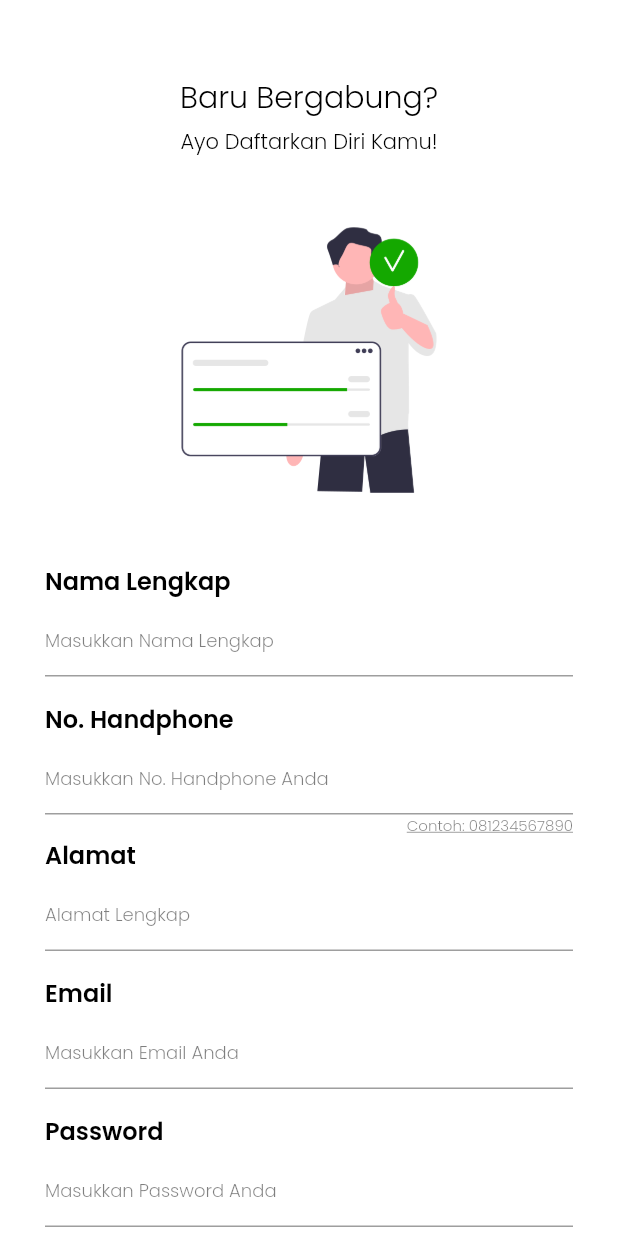
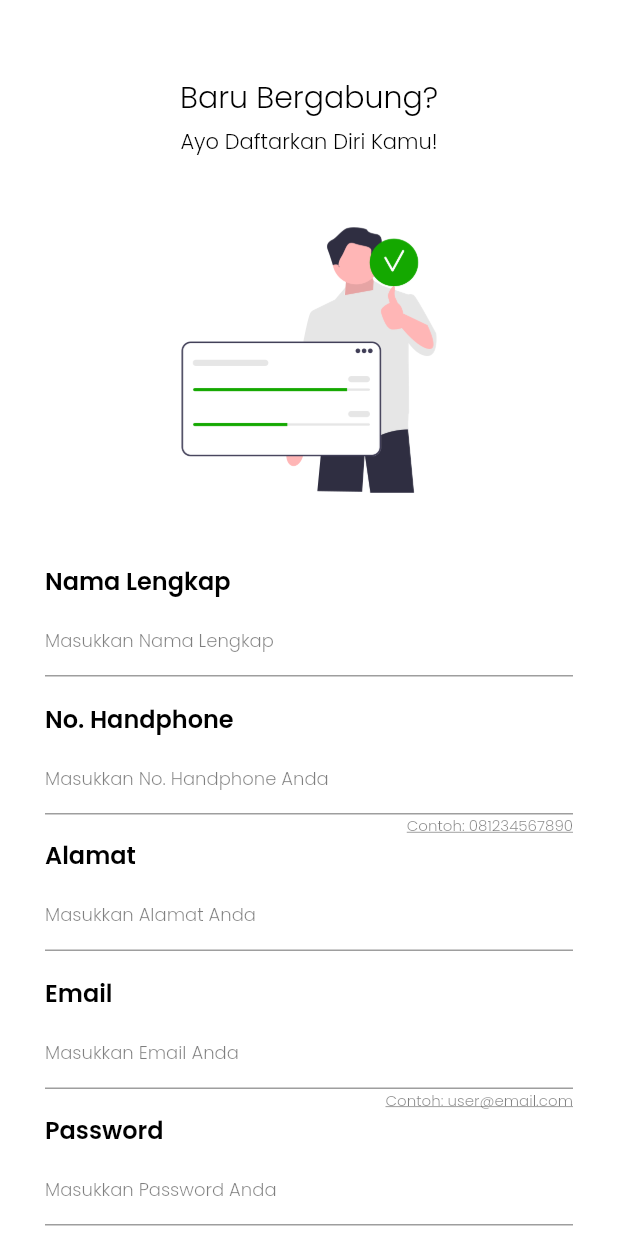
Before and after one commit to HarunNurahman/ghawe, a Flutter app: the SignUpPage screen opened by its route, on a phone screen of 412 x 824 dp. Run offline on Flutter 3.47's test engine with Material 2 defaults, Android fonts, the phone set to English and light mode, and no system bars; our stand-ins replace bloc, cloud_firestore, equatable, firebase_auth, firebase_core, flutter_bloc and 3 more; accounts and stored records are empty.

Commit message:
UI Revision

```diff
--- a/lib/pages/sign-up_page.dart
+++ b/lib/pages/sign-up_page.dart
@@ -91,7 +91,7 @@ class SignUpPage extends StatelessWidget {
           children: [
             CustomTextFormField(
               title: 'Alamat',
-              hintText: 'Alamat Lengkap',
+              hintText: 'Masukkan Alamat Anda',
               controller: _locationController,
               inputType: TextInputType.number,
             ),
@@ -101,10 +101,28 @@ class SignUpPage extends StatelessWidget {
 
       // Email text field widget
       Widget _emailTextField() {
-        return CustomTextFormField(
-          title: 'Email',
-          hintText: 'Masukkan Email Anda',
-          controller: _emailController,
+        return Column(
+          children: [
+            CustomTextFormField(
+              title: 'Email',
+              hintText: 'Masukkan Email Anda',
+              controller: _emailController,
+            ),
+            Row(
+              mainAxisAlignment: MainAxisAlignment.end,
+              children: [
+                Text(
+                  'Contoh: user@email.com',
+                  style: blackTextStyle.copyWith(
+                    fontSize: 10,
+                    fontWeight: light,
+                    decoration: TextDecoration.underline,
+                    color: kBlackColor.withOpacity(0.5),
+                  ),
+                )
+              ],
+            )
+          ],
         );
       }
 
@@ -303,7 +321,6 @@ class SignUpPage extends StatelessWidget {
           _locationTextField(),
           SizedBox(height: defaultMargin - 14),
           _emailTextField(),
-          SizedBox(height: defaultMargin - 14),
           _passwordTextField(),
           SizedBox(height: defaultMargin),
           _signUpButton(),
```
